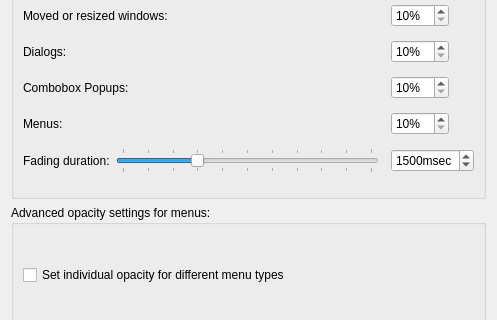
Before: the Qt Designer form effects/maketransparent_config.ui in KDE/kwin, drawn with Qt 5; both pictures show x 0 to 497 and y 115 to 435 of the 497 by 634 pixel window.
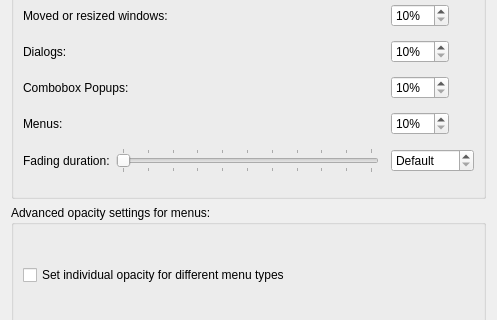
After: the same form once the commit is applied.

Commit message: Add a global configuration option for animation speed. See description of Effect::animationTime() for how-to-use. TODO: Effects need to reload config after doing the change in the kcm. NOTE: Default TimeLine constructor now creates invalid object, it is necessary to explicitly call setDuration() in order to ensure all animations respect this setting.

```diff
--- a/effects/maketransparent_config.ui
+++ b/effects/maketransparent_config.ui
@@ -346,9 +346,6 @@
           <property name="pageStep" >
            <number>100</number>
           </property>
-          <property name="value" >
-           <number>1500</number>
-          </property>
           <property name="orientation" >
            <enum>Qt::Horizontal</enum>
           </property>
@@ -370,6 +367,9 @@
           <height>0</height>
          </size>
         </property>
+        <property name="specialValueText" >
+         <string>Default</string>
+        </property>
         <property name="suffix" >
          <string>msec</string>
         </property>
@@ -379,9 +379,6 @@
         <property name="singleStep" >
          <number>100</number>
         </property>
-        <property name="value" >
-         <number>1500</number>
-        </property>
        </widget>
       </item>
      </layout>
```
Left out of the diff: 8 changed lines with no effect on the pictures. The commit also changes 44 other files.
